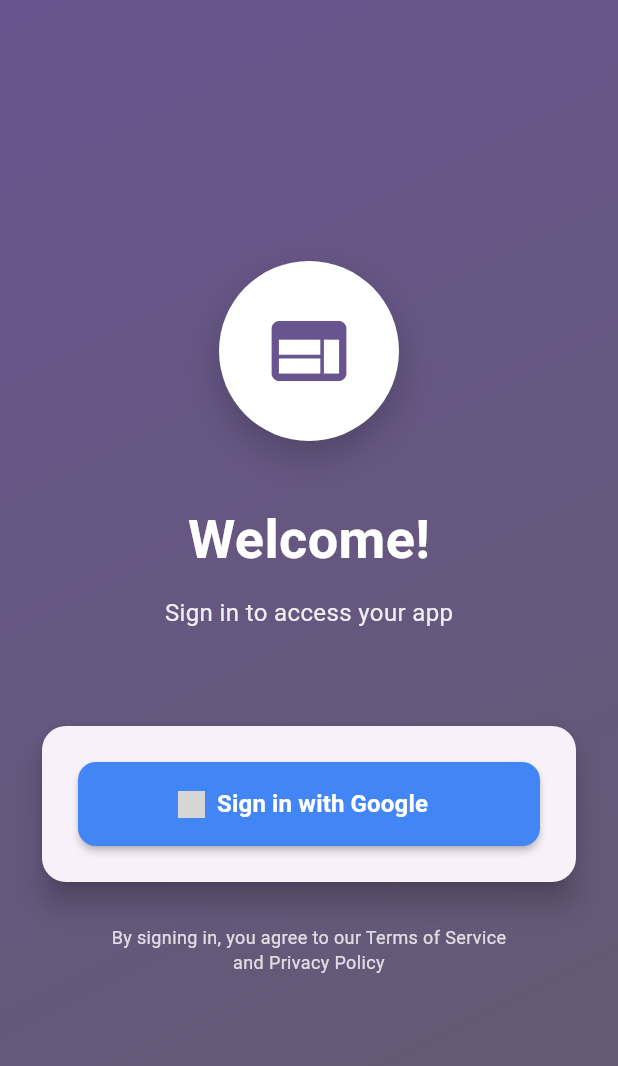
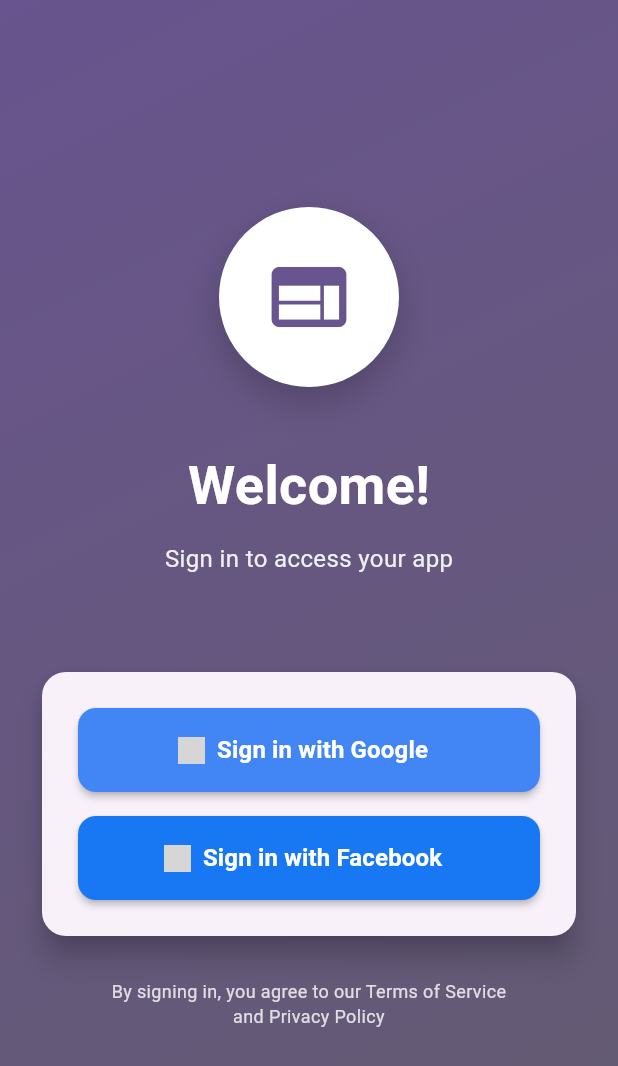
Before and after one commit to Mohamed-Elrashidy/Eassac_Task, a Flutter app: the screen it shows after launch, on a phone screen of 412 x 824 dp. Shown: the top 1066 px of the screen. Run offline on Flutter 3.47's test engine with Material 3 defaults, Android fonts, the phone set to English and light mode, and no system bars; our stand-ins replace firebase_auth, firebase_core, flutter_blue_plus, google_sign_in, permission_handler, shared_preferences and 1 more; missing offline and left inert: flutter_facebook_auth, network_info_plus; accounts and stored records are empty; grey boxes are pictures that could not be loaded.

Commit message:
feature: google sign in working

```diff
--- a/lib/authentication/authentication_page.dart
+++ b/lib/authentication/authentication_page.dart
@@ -1,11 +1,11 @@
 /// ****************** FILE INFO ******************
 /// File Name: authentication_page.dart
-/// Purpose: Handle user authentication with Google Sign-In
+/// Purpose: Handle user authentication with Google and Facebook Sign-In
 /// Author: Mohamed Elrashidy
 /// Created At: 21/11/2025
-
 import 'package:firebase_auth/firebase_auth.dart';
 import 'package:flutter/material.dart';
+import 'package:flutter_facebook_auth/flutter_facebook_auth.dart';
 import 'package:google_sign_in/google_sign_in.dart';
 
 /// ****************** CLASS: AuthenticationPage ******************
@@ -42,6 +42,84 @@ class _AuthenticationPageState extends State<AuthenticationPage> {
       WidgetsBinding.instance.addPostFrameCallback((_) {
         Navigator.pushReplacementNamed(context, '/settings');
       });
+    }
+  }
+
+  /// Function Name: _signInWithFacebook
+  ///
+  /// Purpose: Handle Facebook Sign-In authentication
+  ///
+  /// Parameters: None
+  ///
+  /// Returns: Future void
+  Future<void> _signInWithFacebook() async {
+    setState(() {
+      _isLoading = true;
+      _errorMessage = null;
+    });
+
+    try {
+      // Trigger the Facebook authentication flow
+      final LoginResult result = await FacebookAuth.instance.login(
+        permissions: ['email', 'public_profile'],
+      );
+
+      if (result.status == LoginStatus.cancelled) {
+        // User canceled the sign-in
+        setState(() {
+          _isLoading = false;
+        });
+        return;
+      }
+
+      if (result.status == LoginStatus.success) {
+        // Get the access token
+        final AccessToken accessToken = result.accessToken!;
+
+        // Create Firebase credential
+        final OAuthCredential credential = FacebookAuthProvider.credential(
+          accessToken.tokenString,
+        );
+
+        // Sign in to Firebase with the Facebook credential
+        final UserCredential userCredential = await _auth.signInWithCredential(
+          credential,
+        );
+
+        if (mounted) {
+          // Show success message
+          ScaffoldMessenger.of(context).showSnackBar(
+            SnackBar(
+              content: Text(
+                'Welcome, ${userCredential.user?.displayName ?? "User"}!',
+              ),
+              backgroundColor: Colors.green,
+              duration: const Duration(seconds: 2),
+            ),
+          );
+
+          // Navigate to settings page
+          Navigator.pushReplacementNamed(context, '/settings');
+        }
+      } else {
+        setState(() {
+          _isLoading = false;
+          _errorMessage =
+              result.message ?? 'Facebook login failed. Please try again.';
+        });
+      }
+    } on FirebaseAuthException catch (e) {
+      setState(() {
+        _isLoading = false;
+        _errorMessage = _getFirebaseErrorMessage(e.code);
+      });
+    } catch (e) {
+      print("error is $e");
+      setState(() {
+        _isLoading = false;
+        _errorMessage = 'An unexpected error occurred. Please try again.';
+      });
+      debugPrint('Sign in error: $e');
     }
   }
 
@@ -274,6 +352,59 @@ class _AuthenticationPageState extends State<AuthenticationPage> {
                               ),
                             ),
                           ),
+                          const SizedBox(height: 16),
+
+                          // Facebook Sign-In Button
+                          SizedBox(
+                            width: double.infinity,
+                            height: 56,
+                            child: ElevatedButton.icon(
+                              onPressed: _isLoading
+                                  ? null
+                                  : _signInWithFacebook,
+                              icon: _isLoading
+                                  ? const SizedBox(
+                                      width: 20,
+                                      height: 20,
+                                      child: CircularProgressIndicator(
+                                        strokeWidth: 2,
+                                        valueColor:
+                                            AlwaysStoppedAnimation<Color>(
+                                              Colors.white,
+                                            ),
+                                      ),
+                                    )
+                                  : Image.asset(
+                                      'assets/facebook_logo.png',
+                                      height: 24,
+                                      width: 24,
+                                      errorBuilder:
+                                          (context, error, stackTrace) {
+                                            return const Icon(
+                                              Icons.facebook,
+                                              color: Colors.white,
+                                            );
+                                          },
+                                    ),
+                              label: Text(
+                                _isLoading
+                                    ? 'Signing in...'
+                                    : 'Sign in with Facebook',
+                                style: const TextStyle(
+                                  fontSize: 16,
+                                  fontWeight: FontWeight.w600,
+                                ),
+                              ),
+                              style: ElevatedButton.styleFrom(
+                                backgroundColor: const Color(0xFF1877F2),
+                                foregroundColor: Colors.white,
+                                shape: RoundedRectangleBorder(
+                                  borderRadius: BorderRadius.circular(12),
+                                ),
+                                elevation: 2,
+                              ),
+                            ),
+                          ),
 
                           // Error Message
                           if (_errorMessage != null) ...[
--- a/pubspec.yaml
+++ b/pubspec.yaml
@@ -42,6 +42,7 @@ dependencies:
   firebase_core: ^3.6.0
   firebase_auth: ^5.3.1
   google_sign_in: ^6.2.1
+  flutter_facebook_auth: ^7.1.2
 
 dev_dependencies:
   flutter_test:
```
Also changed, not shown: pubspec.lock, 9 other files.
